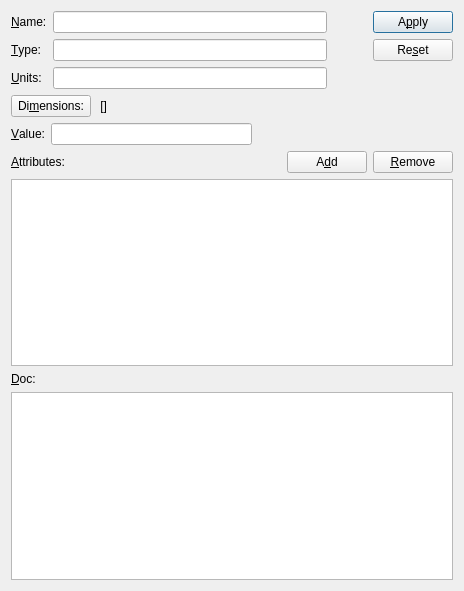
First picture: the form in ndtsconfigtool/ui/fielddlg.ui, repository jkotan/nexdatas.configtool, before the edit.
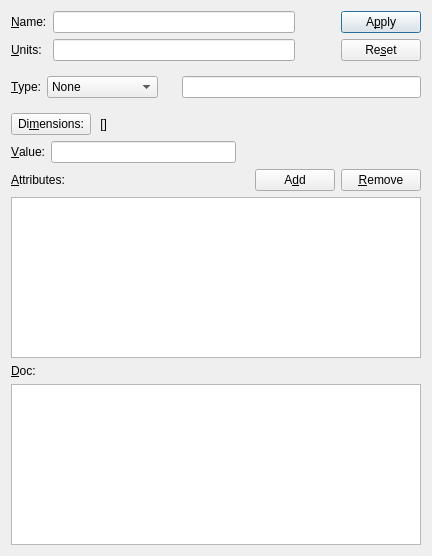
Second picture: the form after the edit.

Commit message: adding combobox to field type : issue 4

Patch:
```diff
--- a/ndtsconfigtool/ui/fielddlg.ui
+++ b/ndtsconfigtool/ui/fielddlg.ui
@@ -6,8 +6,8 @@
    <rect>
     <x>0</x>
     <y>0</y>
-    <width>464</width>
-    <height>591</height>
+    <width>432</width>
+    <height>556</height>
    </rect>
   </property>
   <property name="minimumSize">
@@ -19,13 +19,13 @@
   <property name="windowTitle">
    <string>Field</string>
   </property>
-  <layout class="QGridLayout" name="gridLayout">
+  <layout class="QGridLayout" name="gridLayout_2">
    <item row="0" column="0">
     <layout class="QVBoxLayout" name="verticalLayout_2">
      <item>
-      <layout class="QHBoxLayout" name="horizontalLayout_2">
+      <layout class="QHBoxLayout" name="horizontalLayout_7">
        <item>
-        <layout class="QFormLayout" name="formLayout">
+        <layout class="QGridLayout" name="gridLayout">
          <item row="0" column="0">
           <widget class="QLabel" name="nameLabel">
            <property name="text">
@@ -40,19 +40,6 @@
           <widget class="QLineEdit" name="nameLineEdit"/>
          </item>
          <item row="1" column="0">
-          <widget class="QLabel" name="typeLabel">
-           <property name="text">
-            <string>&amp;Type:</string>
-           </property>
-           <property name="buddy">
-            <cstring>typeLineEdit</cstring>
-           </property>
-          </widget>
-         </item>
-         <item row="1" column="1">
-          <widget class="QLineEdit" name="typeLineEdit"/>
-         </item>
-         <item row="2" column="0">
           <widget class="QLabel" name="unitsLabel">
            <property name="text">
             <string>&amp;Units:</string>
@@ -62,7 +49,7 @@
            </property>
           </widget>
          </item>
-         <item row="2" column="1">
+         <item row="1" column="1">
           <widget class="QLineEdit" name="unitsLineEdit"/>
          </item>
         </layout>
@@ -99,23 +86,161 @@
            </property>
           </widget>
          </item>
-         <item>
-          <spacer name="verticalSpacer">
-           <property name="orientation">
-            <enum>Qt::Vertical</enum>
-           </property>
-           <property name="sizeHint" stdset="0">
-            <size>
-             <width>20</width>
-             <height>20</height>
-            </size>
-           </property>
-          </spacer>
-         </item>
         </layout>
        </item>
       </layout>
      </item>
+     <item>
+      <layout class="QFormLayout" name="formLayout_2">
+       <property name="sizeConstraint">
+        <enum>QLayout::SetDefaultConstraint</enum>
+       </property>
+       <item row="0" column="0">
+        <widget class="QFrame" name="typeFrame">
+         <property name="sizePolicy">
+          <sizepolicy hsizetype="Fixed" vsizetype="Preferred">
+           <horstretch>0</horstretch>
+           <verstretch>0</verstretch>
+          </sizepolicy>
+         </property>
+         <property name="frameShape">
+          <enum>QFrame::NoFrame</enum>
+         </property>
+         <property name="frameShadow">
+          <enum>QFrame::Raised</enum>
+         </property>
+         <layout class="QHBoxLayout" name="horizontalLayout_5">
+          <property name="spacing">
+           <number>6</number>
+          </property>
+          <property name="leftMargin">
+           <number>0</number>
+          </property>
+          <property name="topMargin">
+           <number>9</number>
+          </property>
+          <item>
+           <layout class="QHBoxLayout" name="horizontalLayout_2">
+            <item>
+             <widget class="QLabel" name="typeLabel">
+              <property name="text">
+               <string>&amp;Type:</string>
+              </property>
+              <property name="buddy">
+               <cstring>typeComboBox</cstring>
+              </property>
+             </widget>
+            </item>
+            <item>
+             <widget class="QComboBox" name="typeComboBox">
+              <item>
+               <property name="text">
+                <string>None</string>
+               </property>
+              </item>
+              <item>
+               <property name="text">
+                <string>NX_CHAR</string>
+               </property>
+              </item>
+              <item>
+               <property name="text">
+                <string>NX_BOOLEAN</string>
+               </property>
+              </item>
+              <item>
+               <property name="text">
+                <string>NX_INT</string>
+               </property>
+              </item>
+              <item>
+               <property name="text">
+                <string>NX_FLOAT</string>
+               </property>
+              </item>
+              <item>
+               <property name="text">
+                <string>NX_UINT</string>
+               </property>
+              </item>
+              <item>
+               <property name="text">
+                <string>NX_INT32</string>
+               </property>
+              </item>
+              <item>
+               <property name="text">
+                <string>NX_INT64</string>
+               </property>
+              </item>
+              <item>
+               <property name="text">
+                <string>NX_FLOAT32</string>
+               </property>
+              </item>
+              <item>
+               <property name="text">
+                <string>NX_FLOAT64</string>
+               </property>
+              </item>
+              <item>
+               <property name="text">
+                <string>NX_UINT32</string>
+               </property>
+              </item>
+              <item>
+               <property name="text">
+                <string>NX_UINT64</string>
+               </property>
+              </item>
+              <item>
+               <property name="text">
+                <string>other ...</string>
+               </property>
+              </item>
+             </widget>
+            </item>
+           </layout>
+          </item>
+         </layout>
+         <zorder></zorder>
+        </widget>
+       </item>
+       <item row="0" column="1">
+        <widget class="QFrame" name="otherFrame">
+         <property name="enabled">
+          <bool>true</bool>
+         </property>
+         <property name="frameShape">
+          <enum>QFrame::NoFrame</enum>
+         </property>
+         <property name="frameShadow">
+          <enum>QFrame::Raised</enum>
+         </property>
+         <property name="lineWidth">
+          <number>1</number>
+         </property>
+         <layout class="QHBoxLayout" name="horizontalLayout_6">
+          <property name="leftMargin">
+           <number>9</number>
+          </property>
+          <property name="topMargin">
+           <number>9</number>
+          </property>
+          <property name="rightMargin">
+           <number>0</number>
+          </property>
+          <property name="bottomMargin">
+           <number>9</number>
+          </property>
+          <item>
+           <widget class="QLineEdit" name="typeLineEdit"/>
+          </item>
+         </layout>
+        </widget>
+       </item>
+      </layout>
+     </item>
      <item>
       <layout class="QHBoxLayout" name="horizontalLayout_4">
        <item>
```
Left out of the diff: 8 changed lines with no effect on the pictures. The commit also changes 2 other files.
